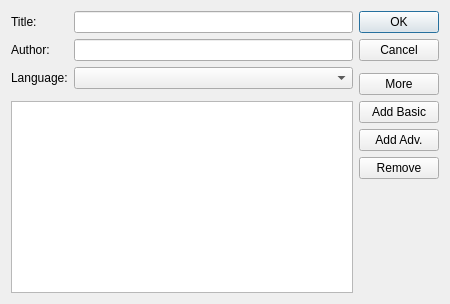
Before: the Qt Designer form src/Sigil/Form_Files/MetaEditor.ui in Sigil-Ebook/Sigil, drawn with Qt 5.
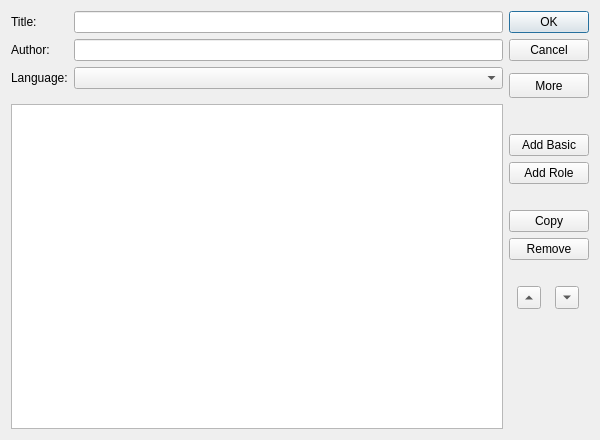
After: the same form once the commit is applied.

Patch:
```diff
--- a/src/Sigil/Form_Files/MetaEditor.ui
+++ b/src/Sigil/Form_Files/MetaEditor.ui
@@ -6,8 +6,8 @@
    <rect>
     <x>0</x>
     <y>0</y>
-    <width>450</width>
-    <height>304</height>
+    <width>600</width>
+    <height>440</height>
    </rect>
   </property>
   <property name="sizePolicy">
@@ -183,6 +183,22 @@
        <layout class="QVBoxLayout" name="verticalLayout_5">
         <item>
          <layout class="QVBoxLayout" name="verticalLayout_2">
+          <item>
+           <spacer name="verticalSpacer_4">
+            <property name="orientation">
+             <enum>Qt::Vertical</enum>
+            </property>
+            <property name="sizeType">
+             <enum>QSizePolicy::Fixed</enum>
+            </property>
+            <property name="sizeHint" stdset="0">
+             <size>
+              <width>20</width>
+              <height>30</height>
+             </size>
+            </property>
+           </spacer>
+          </item>
           <item>
            <widget class="QPushButton" name="btAddBasic">
             <property name="text">
@@ -193,7 +209,36 @@
           <item>
            <widget class="QPushButton" name="btAddAdvanced">
             <property name="text">
-             <string>Add Adv.</string>
+             <string>Add Role</string>
+            </property>
+           </widget>
+          </item>
+          <item>
+           <spacer name="verticalSpacer_2">
+            <property name="orientation">
+             <enum>Qt::Vertical</enum>
+            </property>
+            <property name="sizeType">
+             <enum>QSizePolicy::Fixed</enum>
+            </property>
+            <property name="sizeHint" stdset="0">
+             <size>
+              <width>20</width>
+              <height>20</height>
+             </size>
+            </property>
+           </spacer>
+          </item>
+          <item>
+           <widget class="QPushButton" name="btCopy">
+            <property name="toolTip">
+             <string>Copy the first selected row and create a new duplicate entry.
+
+You can also use a ';' between values to quickly create multiple entries of the same type.
+</string>
+            </property>
+            <property name="text">
+             <string>Copy</string>
             </property>
            </widget>
           </item>
@@ -204,6 +249,52 @@
             </property>
            </widget>
           </item>
+          <item>
+           <spacer name="verticalSpacer_3">
+            <property name="orientation">
+             <enum>Qt::Vertical</enum>
+            </property>
+            <property name="sizeType">
+             <enum>QSizePolicy::Fixed</enum>
+            </property>
+            <property name="sizeHint" stdset="0">
+             <size>
+              <width>20</width>
+              <height>20</height>
+             </size>
+            </property>
+           </spacer>
+          </item>
+          <item>
+           <layout class="QHBoxLayout" name="horizontalLayout_3">
+            <item>
+             <widget class="QToolButton" name="tbMoveUp">
+              <property name="toolTip">
+               <string>Move the first selected row up.</string>
+              </property>
+              <property name="text">
+               <string>...</string>
+              </property>
+              <property name="arrowType">
+               <enum>Qt::UpArrow</enum>
+              </property>
+             </widget>
+            </item>
+            <item>
+             <widget class="QToolButton" name="tbMoveDown">
+              <property name="toolTip">
+               <string>Move the first selected row down.</string>
+              </property>
+              <property name="text">
+               <string>...</string>
+              </property>
+              <property name="arrowType">
+               <enum>Qt::DownArrow</enum>
+              </property>
+             </widget>
+            </item>
+           </layout>
+          </item>
          </layout>
         </item>
         <item>
```
Left out of the diff: 38 changed lines with no effect on the pictures.
